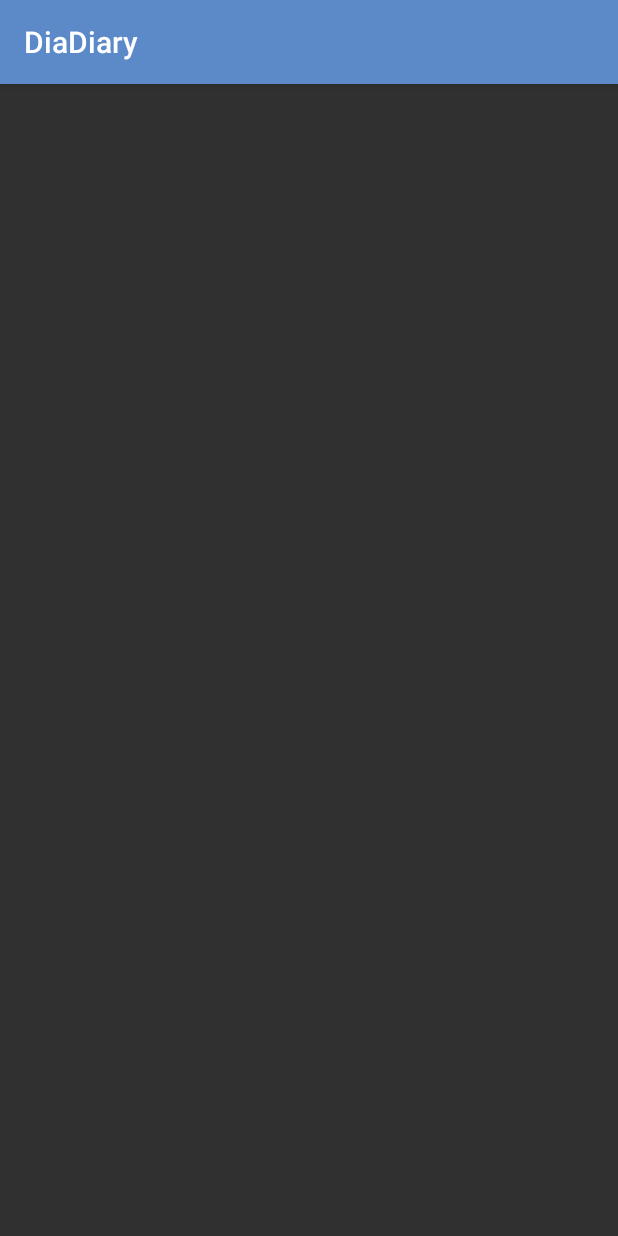
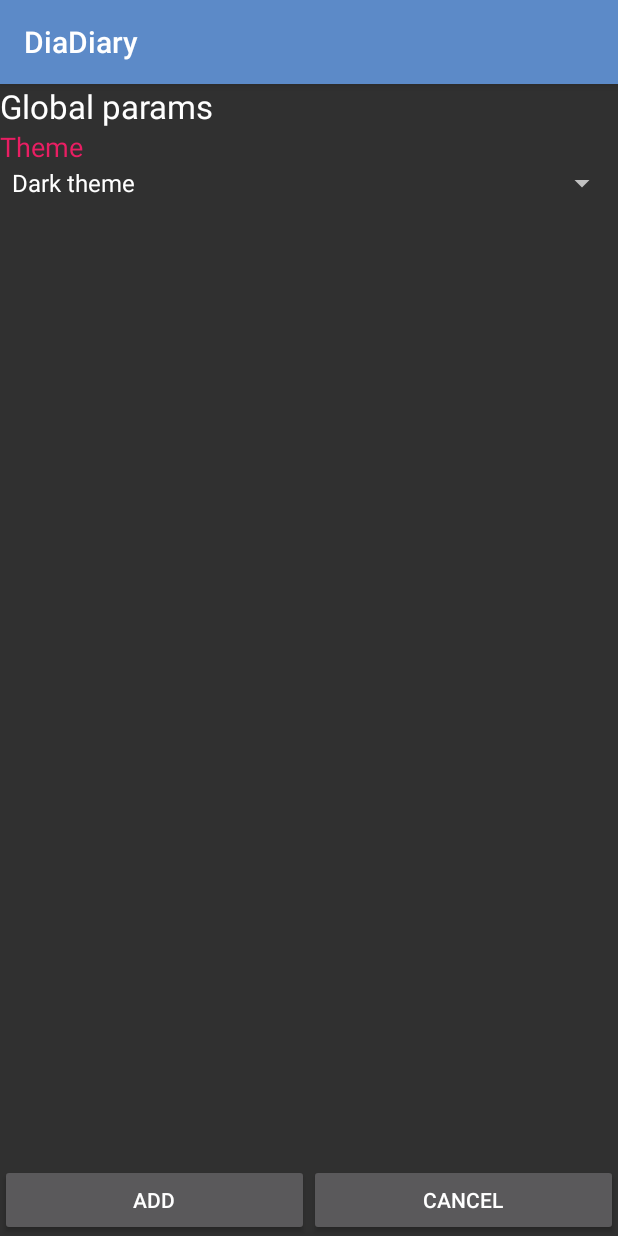
Before and after one commit to dmvstar/diadiary, an Android app: the ConfigParamsActivity screen opened directly, with no data from a screen before it, on a phone screen of 412 x 824 dp. Run offline under Robolectric (Android 15) with nearby library versions, the phone set to English and light mode, and no system bars.

Commit message:
refactoring code

```diff
--- a/app/src/main/java/sf/net/dvstar/diadiary/activity/ActivitySaving.java
+++ b/app/src/main/java/sf/net/dvstar/diadiary/activity/ActivitySaving.java
@@ -1,8 +1,12 @@
 package sf.net.dvstar.diadiary.activity;
+
+import android.view.View;
 
 public interface ActivitySaving {
 
     public void fillFieldData();
     public void saveFieldData();
+    public void cancel(View view);
+    public void confirm(View view);
 
 }
--- a/app/src/main/java/sf/net/dvstar/diadiary/activity/ConfigParamsActivity.java
+++ b/app/src/main/java/sf/net/dvstar/diadiary/activity/ConfigParamsActivity.java
@@ -3,10 +3,11 @@ package sf.net.dvstar.diadiary.activity;
 import android.content.Context;
 import android.os.Bundle;
 import android.support.v7.app.AppCompatActivity;
+import android.view.View;
 
 import sf.net.dvstar.diadiary.R;
 
-public class ConfigParamsActivity extends AppCompatActivity {
+public class ConfigParamsActivity extends AppCompatActivity implements ActivitySaving{
 
     private Context mContext;
 
@@ -16,4 +17,26 @@ public class ConfigParamsActivity extends AppCompatActivity {
         setContentView(R.layout.activity_config_params);
         mContext = this;
     }
+
+    @Override
+    public void fillFieldData() {
+
+    }
+
+    @Override
+    public void saveFieldData() {
+
+    }
+
+    @Override
+    public void cancel(View view) {
+        finish();
+    }
+
+    @Override
+    public void confirm(View view) {
+        finish();
+    }
+
+
 }
--- a/app/src/main/res/layout/activity_config_params.xml
+++ b/app/src/main/res/layout/activity_config_params.xml
@@ -1,6 +1,77 @@
 <?xml version="1.0" encoding="utf-8"?>
 <LinearLayout xmlns:android="http://schemas.android.com/apk/res/android"
-    android:orientation="vertical" android:layout_width="match_parent"
-    android:layout_height="match_parent">
+    android:layout_width="match_parent"
+    android:layout_height="match_parent"
+    android:orientation="vertical">
+
+
+    <LinearLayout
+        android:layout_width="match_parent"
+        android:layout_height="wrap_content"
+        android:layout_gravity="center_horizontal"
+        android:orientation="horizontal">
+
+        <TextView
+            android:id="@+id/textView22"
+            android:layout_width="match_parent"
+            android:layout_height="wrap_content"
+            android:layout_weight="1"
+            android:text="@string/config_settings_label"
+            android:textAppearance="?android:attr/textAppearanceLarge" />
+    </LinearLayout>
+
+
+    <ScrollView
+        android:layout_width="match_parent"
+        android:layout_height="0dp"
+        android:layout_weight="1">
+
+        <LinearLayout
+            android:layout_width="match_parent"
+            android:layout_height="wrap_content"
+            android:orientation="vertical">
+
+            <TextView
+                android:id="@+id/textView28"
+                android:layout_width="match_parent"
+                android:layout_height="wrap_content"
+                android:layout_gravity="center_horizontal"
+                android:text="@string/config_global_theme"
+                android:textAppearance="?android:attr/textAppearanceMedium"
+                android:textColor="@color/accent" />
+
+            <Spinner
+                android:id="@+id/sp_config_global_theme"
+                android:layout_width="match_parent"
+                android:layout_height="wrap_content"
+                android:entries="@array/config_glogal_theme_list" />
+
+
+        </LinearLayout>
+    </ScrollView>
+
+
+    <LinearLayout
+        android:layout_width="match_parent"
+        android:layout_height="wrap_content"
+        android:orientation="horizontal">
+
+        <Button
+            android:id="@+id/bt_confirm"
+            android:layout_width="match_parent"
+            android:layout_height="wrap_content"
+            android:layout_weight="1"
+            android:onClick="confirm"
+            android:text="@string/label_mode_add" />
+
+        <Button
+            android:id="@+id/bt_cancel"
+            android:layout_width="match_parent"
+            android:layout_height="wrap_content"
+            android:layout_weight="1"
+            android:onClick="cancel"
+            android:text="@string/label_mode_cancel" />
+    </LinearLayout>
+
 
 </LinearLayout>
--- a/app/src/main/res/values/arrays.xml
+++ b/app/src/main/res/values/arrays.xml
@@ -82,4 +82,13 @@
         <item>@string/glucose_range_list_2</item>
     </string-array>
 
+    <string name="config_global_theme_1">Dark theme</string>
+    <string name="config_global_theme_2">Light theme</string>
+
+    <string-array name="config_glogal_theme_list">
+        <item>@string/config_global_theme_1</item>
+        <item>@string/config_global_theme_2</item>
+    </string-array>
+
+
 </resources>
--- a/app/src/main/res/values/strings.xml
+++ b/app/src/main/res/values/strings.xml
@@ -153,5 +153,7 @@
     <string name="item_product_menu">Menu</string>
     <string name="menu_dinner_label">Dinner</string>
     <string name="menu_dinner_select">Select menu</string>
+    <string name="config_settings_label">Global params</string>
+    <string name="config_global_theme">Theme</string>
 
 </resources>
```
Also changed, not shown: 2 other files.
